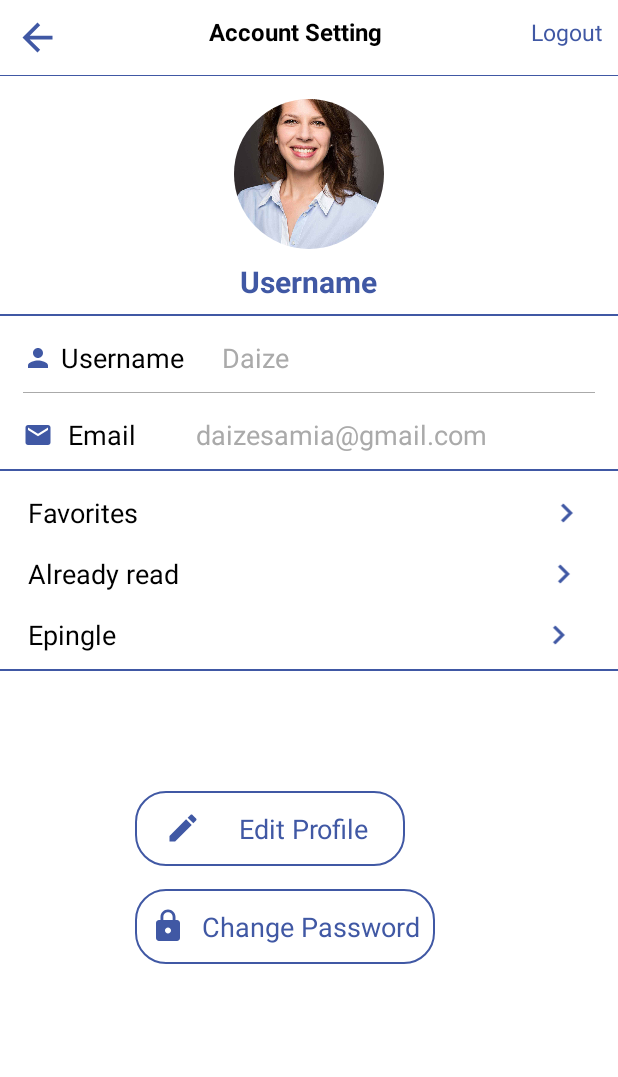
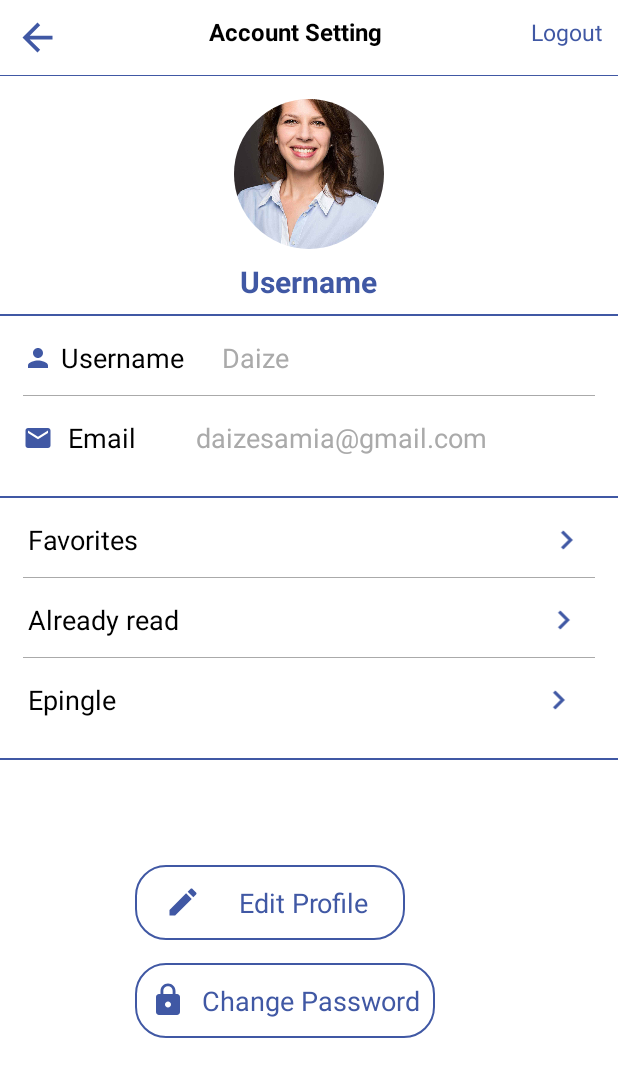
Before and after one commit to mourabitiy/BookCastle-Android-APP, an Android app: the UserInterActivity screen opened directly, with no data from a screen before it, on a phone screen of 412 x 824 dp. Shown: the top 1077 px of the screen. Run offline under Robolectric (Android 15) with nearby library versions, the phone set to English and light mode, and no system bars; plain views replace CircularImageView.

Commit message:
derniere MAJ

```diff
--- a/app/src/main/res/layout/activity_user_inter.xml
+++ b/app/src/main/res/layout/activity_user_inter.xml
@@ -78,7 +78,7 @@
         android:layout_width="match_parent"
         android:layout_height="0.5dp"
         android:background="@android:color/darker_gray"
-        android:layout_marginTop="10dp"
+        android:layout_marginTop="12dp"
         android:layout_marginLeft="15dp"
         android:layout_marginRight="15dp"
         />
@@ -122,7 +122,7 @@
         android:background="#4058A4"
         android:paddingRight="8dp"
         android:paddingLeft="8dp"
-        android:layout_marginTop="10dp"
+        android:layout_marginTop="26dp"
         />
     <LinearLayout
         android:layout_width="match_parent"
@@ -148,6 +148,14 @@
             android:layout_marginLeft="270dp"
             />
     </LinearLayout>
+    <View
+        android:layout_width="match_parent"
+        android:layout_height="0.5dp"
+        android:background="@android:color/darker_gray"
+        android:layout_marginTop="12dp"
+        android:layout_marginLeft="15dp"
+        android:layout_marginRight="15dp"
+        />
 
     <LinearLayout
         android:layout_width="match_parent"
@@ -175,6 +183,14 @@
 
 
     </LinearLayout>
+    <View
+        android:layout_width="match_parent"
+        android:layout_height="0.5dp"
+        android:background="@android:color/darker_gray"
+        android:layout_marginTop="12dp"
+        android:layout_marginLeft="15dp"
+        android:layout_marginRight="15dp"
+        />
     <LinearLayout
         android:layout_width="match_parent"
         android:layout_height="wrap_content"
@@ -206,7 +222,7 @@
         android:background="#4058A4"
         android:paddingRight="8dp"
         android:paddingLeft="8dp"
-        android:layout_marginTop="10dp"
+        android:layout_marginTop="26dp"
         />
 
 
@@ -215,7 +231,7 @@
     <LinearLayout
         android:layout_width="match_parent"
         android:layout_height="wrap_content"
-        android:layout_marginTop="80dp"
+        android:layout_marginTop="70dp"
         android:layout_marginLeft="90dp"
         android:orientation="vertical">
 
```
